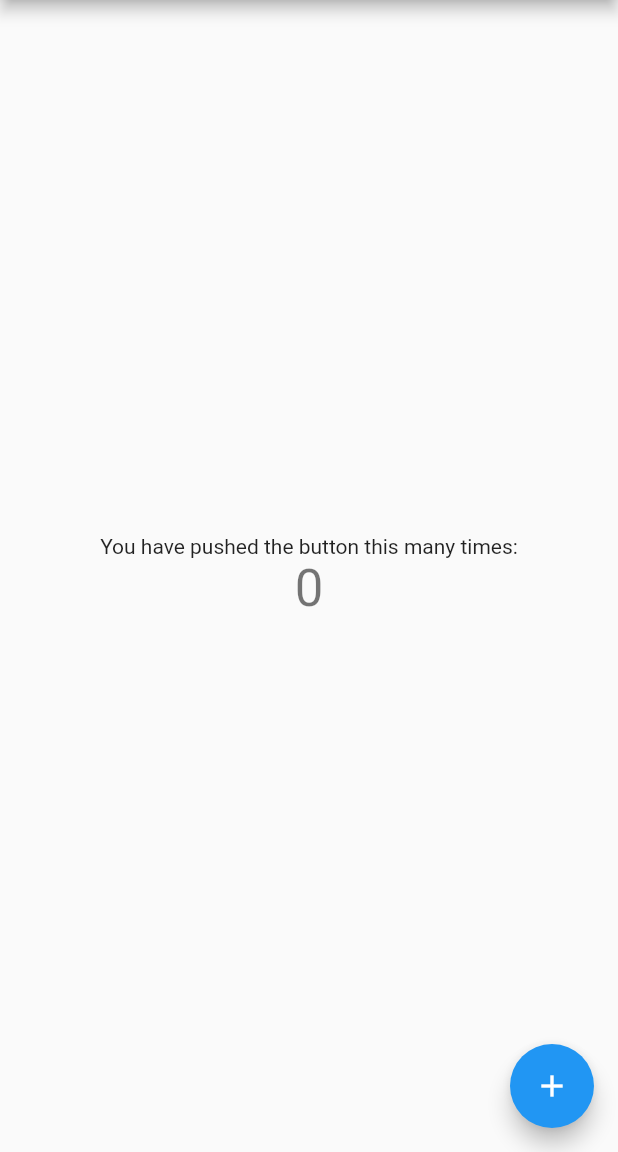
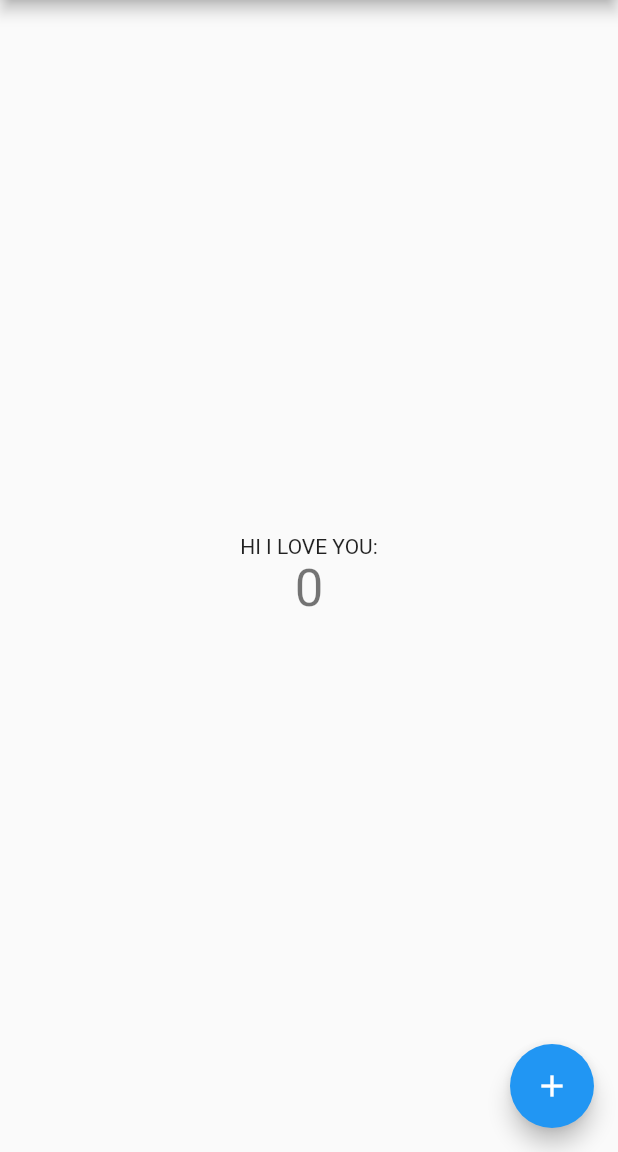
Before and after one commit to enigmatic-bacon/transferassistant, a Flutter app: the screen it shows after launch, on a phone screen of 412 x 824 dp, the part 84-1236 px from its top. Run offline on Flutter 3.47's test engine with Material 2 defaults, Android fonts, the phone set to English and light mode, and no system bars.

Commit message:
Added message

```diff
--- a/lib/main.dart
+++ b/lib/main.dart
@@ -98,7 +98,7 @@ class _MyHomePageState extends State<MyHomePage> {
           mainAxisAlignment: MainAxisAlignment.center,
           children: <Widget>[
             Text(
-              'You have pushed the button this many times:',
+              'HI I LOVE YOU:',
             ),
             Text(
               '$_counter',
```
